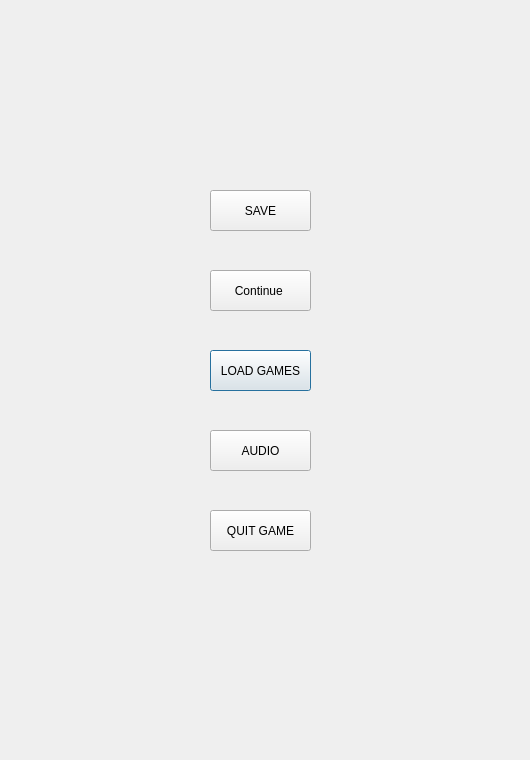
Old version of the form options.ui in the repository Matin0789/Condottiere-.
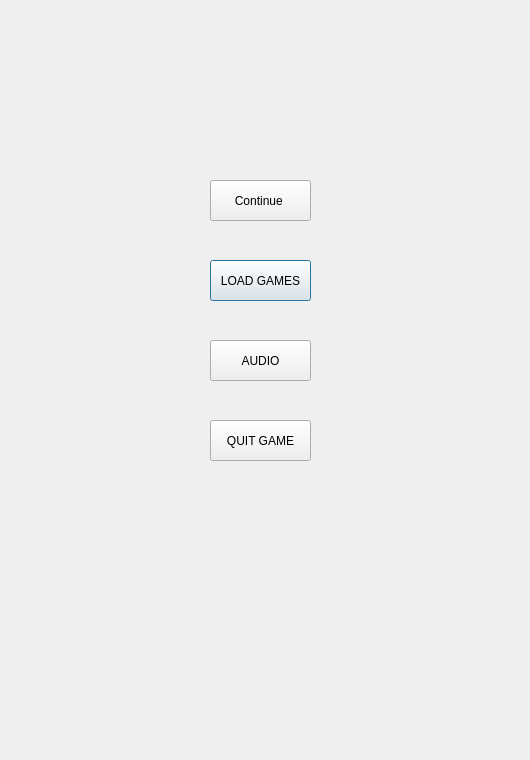
New version of the form. Icons and pictures are not drawn.

Diff of the .ui file:
```diff
--- a/options.ui
+++ b/options.ui
@@ -20,7 +20,7 @@
    <property name="geometry">
     <rect>
      <x>210</x>
-     <y>350</y>
+     <y>260</y>
      <width>101</width>
      <height>41</height>
     </rect>
@@ -57,52 +57,11 @@
     <string>LOAD GAMES</string>
    </property>
   </widget>
-  <widget class="QPushButton" name="btn_save">
-   <property name="geometry">
-    <rect>
-     <x>210</x>
-     <y>190</y>
-     <width>101</width>
-     <height>41</height>
-    </rect>
-   </property>
-   <property name="cursor">
-    <cursorShape>ClosedHandCursor</cursorShape>
-   </property>
-   <property name="styleSheet">
-    <string notr="true">
-QPushButton
-{
-	color : black ;
-	background-color : ;
-	font: 700 13pt &quot;Segoe Print&quot;;
-	border-image: 30px ;
-}
-
-QPushButton : Hover
-{
-	background-color : ;
-    border-radius : 40px ;
-	border-image: 10px ;
-}
-
-QPushButton : pressed
-{
-	background-color :black ;
-	color : white ;
-	border-image: url(:/Description/Graphics/photos/blue.jpg);
-
-}</string>
-   </property>
-   <property name="text">
-    <string>SAVE</string>
-   </property>
-  </widget>
   <widget class="QPushButton" name="btn_quit">
    <property name="geometry">
     <rect>
      <x>210</x>
-     <y>510</y>
+     <y>420</y>
      <width>101</width>
      <height>41</height>
     </rect>
@@ -143,7 +102,7 @@
    <property name="geometry">
     <rect>
      <x>210</x>
-     <y>430</y>
+     <y>340</y>
      <width>101</width>
      <height>41</height>
     </rect>
@@ -183,7 +142,7 @@
   <widget class="QLabel" name="label">
    <property name="geometry">
     <rect>
-     <x>-3</x>
+     <x>0</x>
      <y>0</y>
      <width>531</width>
      <height>760</height>
@@ -203,7 +162,7 @@
    <property name="geometry">
     <rect>
      <x>210</x>
-     <y>270</y>
+     <y>180</y>
      <width>101</width>
      <height>41</height>
     </rect>
```
Left out of the diff: 1 changed line with no effect on the pictures.
